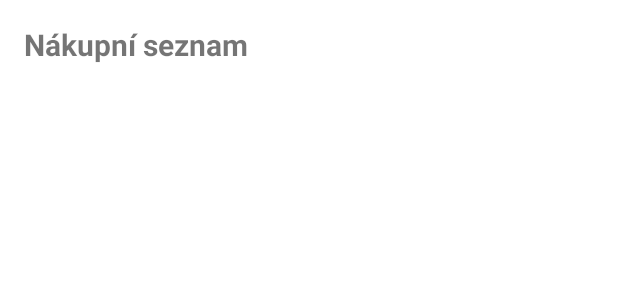
After one commit to Sidney711/spajz-android-app, an Android app: the layout activity_shopping_list.xml on its own in the app's theme, with its tools: preview values and no code run, on a phone screen of 412 x 824 dp. The commit adds this screen. Shown: the top 300 px of the screen. Run offline under Robolectric (Android 15) with nearby library versions, the phone set to English and light mode, and no system bars.

Commit message:
Shopping list done

```diff
--- /dev/null
+++ b/app/src/main/res/layout/activity_shopping_list.xml
@@ -0,0 +1,23 @@
+<?xml version="1.0" encoding="utf-8"?>
+<RelativeLayout xmlns:android="http://schemas.android.com/apk/res/android"
+    xmlns:tools="http://schemas.android.com/tools"
+    android:layout_width="match_parent"
+    android:layout_height="match_parent"
+    android:padding="16dp">
+
+    <TextView
+        android:id="@+id/textViewTitle"
+        android:layout_width="match_parent"
+        android:layout_height="wrap_content"
+        android:text="Nákupní seznam"
+        android:textSize="20sp"
+        android:textStyle="bold" />
+
+    <androidx.recyclerview.widget.RecyclerView
+        android:id="@+id/recyclerViewShoppingList"
+        android:layout_width="match_parent"
+        android:layout_height="wrap_content"
+        android:layout_below="@id/textViewTitle"
+        android:layout_marginTop="16dp" />
+
+</RelativeLayout>
```
Also changed, not shown: app/src/main/AndroidManifest.xml (+6 -3 lines), app/src/main/java/com/example/spajz/FoodAdapter.java (+12 -0 lines), app/src/main/java/com/example/spajz/MainActivity.java (+9 -0 lines), app/src/main/java/com/example/spajz/ShoppingListActivity.java (added, +59 -0 lines), app/src/main/res/layout/activity_main.xml (+2 -20 lines).
